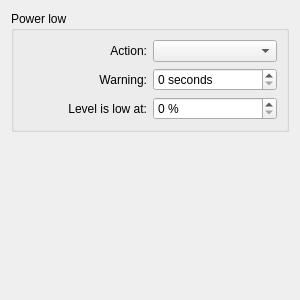
This is config/powerlowsettings.ui in lxqt/lxqt-powermanagement as Qt 5 draws it before an edit. The edited form follows.
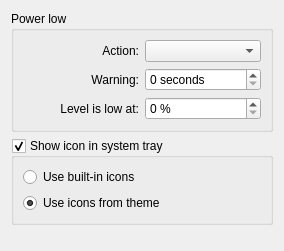
This is the edited form.

What changed in the file:
```diff
--- a/config/powerlowsettings.ui
+++ b/config/powerlowsettings.ui
@@ -6,8 +6,8 @@
    <rect>
     <x>0</x>
     <y>0</y>
-    <width>300</width>
-    <height>300</height>
+    <width>284</width>
+    <height>251</height>
    </rect>
   </property>
   <property name="windowTitle">
@@ -73,6 +73,41 @@
      </layout>
     </widget>
    </item>
+   <item>
+    <widget class="QGroupBox" name="appearanceGroupBox">
+     <property name="title">
+      <string>Show icon in system tray</string>
+     </property>
+     <property name="checkable">
+      <bool>true</bool>
+     </property>
+     <layout class="QGridLayout" name="gridLayout_2">
+      <item row="1" column="0">
+       <widget class="QRadioButton" name="useBuiltInIconRadioButton">
+        <property name="text">
+         <string>Use built-in icons</string>
+        </property>
+        <property name="checked">
+         <bool>false</bool>
+        </property>
+       </widget>
+      </item>
+      <item row="2" column="0">
+       <widget class="QRadioButton" name="useThemeIconsRadioButton">
+        <property name="text">
+         <string>Use icons from theme</string>
+        </property>
+        <property name="checked">
+         <bool>true</bool>
+        </property>
+        <property name="autoRepeat">
+         <bool>true</bool>
+        </property>
+       </widget>
+      </item>
+     </layout>
+    </widget>
+   </item>
    <item>
     <spacer name="verticalSpacer">
      <property name="orientation">
```
